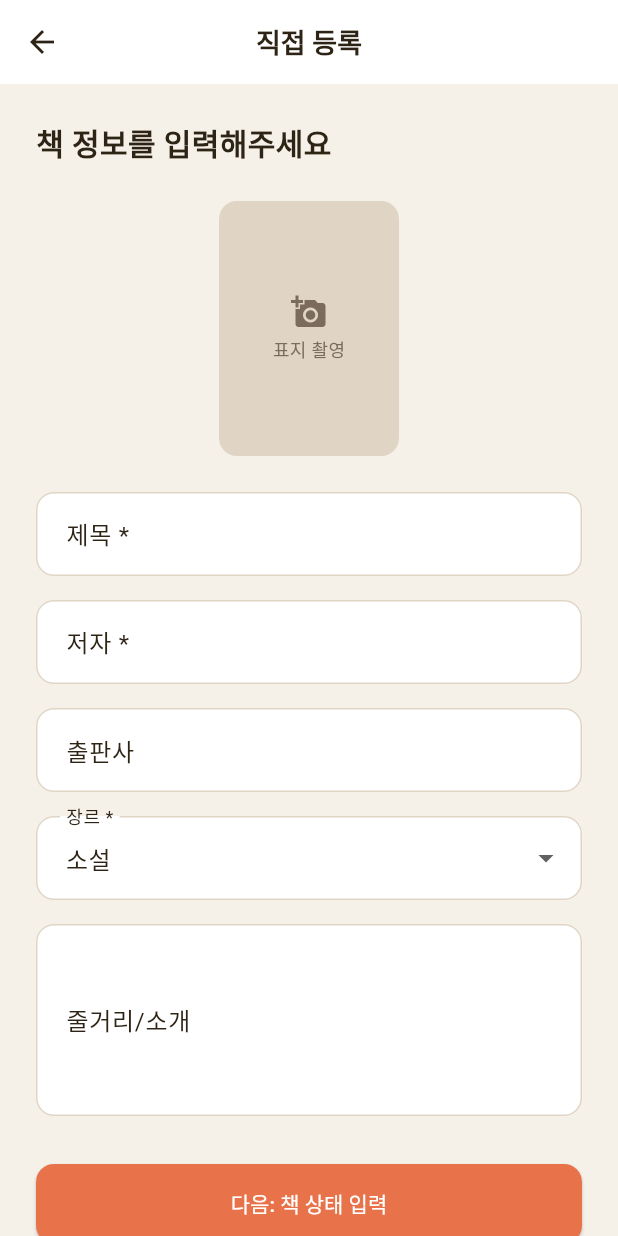
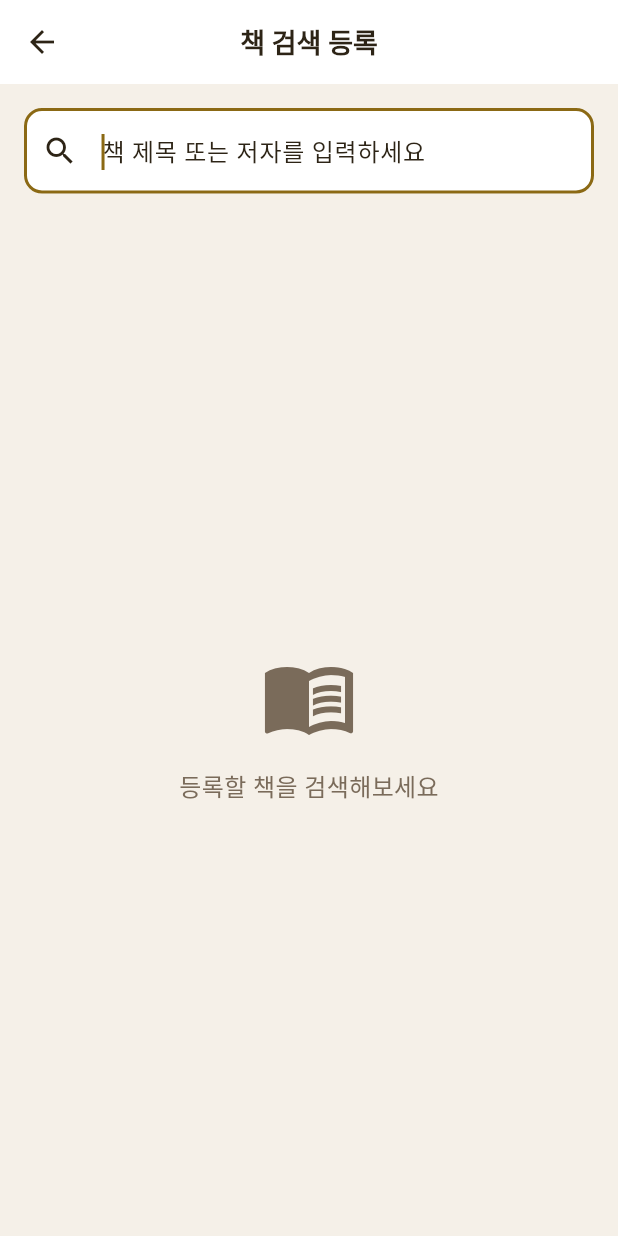
Before and after one commit to cho-y-j/book, a Flutter app: the BookSearchRegisterScreen screen opened by its route, after a tap on "책 제목 검색", on a phone screen of 412 x 824 dp. Run offline on Flutter 3.47's test engine with Material 3 defaults, Android fonts, the phone set to English and light mode, and no system bars; our stand-ins replace cached_network_image, cloud_firestore, dio, firebase_auth, firebase_core, firebase_messaging and 5 more; accounts and stored records are empty; Roboto replaces fonts that are missing (Pretendard).

Commit message:
feat: Firebase 실제 프로젝트 연결 및 알라딘 도서 검색 등록 화면 추가
- Firebase 프로젝트(book-bridge-2026) 생성 및 연결 (Auth/Firestore/Storage)
- firebase_options.dart 실제 키로 교체 (Android/iOS/Web)
- google-services.json, GoogleService-Info.plist 실제 설정 적용
- 알라딘 API 제목 검색 등록 화면(BookTitleSearchScreen) 추가
- 검색 결과에서 표지/제목/저자/출판사 표시 후 선택하여 등록 진행

Co-Authored-By: Claude Opus 4.6 <noreply@anthropic.com>

```diff
--- a/lib/app/routes.dart
+++ b/lib/app/routes.dart
@@ -15,6 +15,7 @@ import '../features/profile/screens/my_profile_screen.dart';
 import '../features/book_detail/screens/book_detail_screen.dart';
 import '../features/book_register/screens/barcode_scan_screen.dart';
 import '../features/book_register/screens/manual_register_screen.dart';
+import '../features/book_register/screens/book_title_search_screen.dart';
 import '../features/book_register/screens/book_condition_screen.dart';
 // My Bookshelf
 import '../features/my_bookshelf/screens/my_bookshelf_screen.dart';
@@ -69,6 +70,7 @@ class AppRoutes {
   // Book
   static const bookDetail = '/book/:bookId';
   static const barcodeScan = '/barcode-scan';
+  static const bookTitleSearch = '/book-title-search';
   static const manualRegister = '/manual-register';
   static const bookCondition = '/book-condition';
 
@@ -152,6 +154,7 @@ final appRouter = GoRouter(
     // === Book ===
     GoRoute(path: AppRoutes.bookDetail, builder: (_, state) => BookDetailScreen(bookId: state.pathParameters['bookId']!)),
     GoRoute(path: AppRoutes.barcodeScan, builder: (_, __) => const BarcodeScanScreen()),
+    GoRoute(path: AppRoutes.bookTitleSearch, builder: (_, __) => const BookTitleSearchScreen()),
     GoRoute(path: AppRoutes.manualRegister, builder: (_, __) => const ManualRegisterScreen()),
     GoRoute(path: AppRoutes.bookCondition, builder: (_, __) => const BookConditionScreen()),
 
--- a/lib/features/book_register/screens/book_search_register_screen.dart
+++ b/lib/features/book_register/screens/book_search_register_screen.dart
@@ -19,7 +19,7 @@ class BookSearchRegisterScreen extends ConsumerWidget {
           const SizedBox(height: 32),
           _RegisterOptionCard(icon: Icons.qr_code_scanner, title: '바코드 스캔', description: 'ISBN 바코드를 스캔하여\n빠르게 등록', onTap: () => context.push(AppRoutes.barcodeScan)),
           const SizedBox(height: 16),
-          _RegisterOptionCard(icon: Icons.search, title: '책 제목 검색', description: '제목이나 저자로\n검색하여 등록', onTap: () => context.push(AppRoutes.manualRegister)),
+          _RegisterOptionCard(icon: Icons.search, title: '책 제목 검색', description: '제목이나 저자로\n검색하여 등록', onTap: () => context.push(AppRoutes.bookTitleSearch)),
           const SizedBox(height: 16),
           _RegisterOptionCard(icon: Icons.edit_note, title: '직접 등록', description: 'DB에 없는 책을\n직접 정보 입력', onTap: () => context.push(AppRoutes.manualRegister)),
         ]),
--- /dev/null
+++ b/lib/features/book_register/screens/book_title_search_screen.dart
@@ -0,0 +1,190 @@
+import 'dart:async';
+import 'package:flutter/material.dart';
+import 'package:flutter_riverpod/flutter_riverpod.dart';
+import 'package:go_router/go_router.dart';
+import '../../../app/routes.dart';
+import '../../../app/theme/app_colors.dart';
+import '../../../app/theme/app_typography.dart';
+import '../../../app/theme/app_dimensions.dart';
+import '../../../data/datasources/remote/book_api_datasource.dart';
+
+final _bookTitleSearchProvider = FutureProvider.family<List<Map<String, dynamic>>, String>((ref, query) async {
+  if (query.trim().isEmpty) return [];
+  final datasource = BookApiDatasource();
+  return datasource.searchByTitle(query.trim());
+});
+
+class BookTitleSearchScreen extends ConsumerStatefulWidget {
+  const BookTitleSearchScreen({super.key});
+  @override
+  ConsumerState<BookTitleSearchScreen> createState() => _BookTitleSearchScreenState();
+}
+
+class _BookTitleSearchScreenState extends ConsumerState<BookTitleSearchScreen> {
+  final _searchController = TextEditingController();
+  Timer? _debounce;
+  String _query = '';
+
+  @override
+  void dispose() {
+    _searchController.dispose();
+    _debounce?.cancel();
+    super.dispose();
+  }
+
+  void _onSearchChanged(String value) {
+    _debounce?.cancel();
+    _debounce = Timer(const Duration(milliseconds: 500), () {
+      setState(() => _query = value);
+    });
+  }
+
+  @override
+  Widget build(BuildContext context) {
+    final searchResult = _query.isNotEmpty ? ref.watch(_bookTitleSearchProvider(_query)) : null;
+
+    return Scaffold(
+      appBar: AppBar(title: const Text('책 검색 등록')),
+      body: Column(
+        children: [
+          Padding(
+            padding: const EdgeInsets.all(AppDimensions.paddingMD),
+            child: TextField(
+              controller: _searchController,
+              autofocus: true,
+              decoration: InputDecoration(
+                hintText: '책 제목 또는 저자를 입력하세요',
+                prefixIcon: const Icon(Icons.search),
+                suffixIcon: _searchController.text.isNotEmpty
+                    ? IconButton(
+                        icon: const Icon(Icons.clear),
+                        onPressed: () {
+                          _searchController.clear();
+                          setState(() => _query = '');
+                        },
+                      )
+                    : null,
+                border: OutlineInputBorder(borderRadius: BorderRadius.circular(AppDimensions.radiusMD)),
+              ),
+              onChanged: _onSearchChanged,
+            ),
+          ),
+          Expanded(
+            child: _query.isEmpty
+                ? Center(
+                    child: Column(
+                      mainAxisAlignment: MainAxisAlignment.center,
+                      children: [
+                        Icon(Icons.menu_book, size: 64, color: AppColors.textSecondary),
+                        const SizedBox(height: 16),
+                        Text('등록할 책을 검색해보세요', style: AppTypography.bodyLarge.copyWith(color: AppColors.textSecondary)),
+                      ],
+                    ),
+                  )
+                : searchResult!.when(
+                    data: (books) {
+                      if (books.isEmpty) {
+                        return Center(
+                          child: Column(
+                            mainAxisAlignment: MainAxisAlignment.center,
+                            children: [
+                              Icon(Icons.search_off, size: 64, color: AppColors.textSecondary),
+                              const SizedBox(height: 16),
+                              Text('"$_query" 검색 결과가 없습니다', style: AppTypography.bodyLarge),
+                              const SizedBox(height: 16),
+                              OutlinedButton(
+                                onPressed: () => context.push(AppRoutes.manualRegister),
+                                child: const Text('직접 등록하기'),
+                              ),
+                            ],
+                          ),
+                        );
+                      }
+                      return ListView.separated(
+                        padding: const EdgeInsets.symmetric(horizontal: AppDimensions.paddingMD),
+                        itemCount: books.length,
+                        separatorBuilder: (_, __) => const Divider(height: 1),
+                        itemBuilder: (context, index) {
+                          final book = books[index];
+                          return _BookSearchResultTile(
+                            title: book['title'] ?? '',
+                            author: book['author'] ?? '',
+                            publisher: book['publisher'] ?? '',
+                            coverUrl: book['cover'] ?? '',
+                            isbn13: book['isbn13'] ?? '',
+                            onTap: () {
+                              // TODO: 선택한 책 정보를 book_condition 화면으로 전달
+                              context.push(AppRoutes.bookCondition, extra: book);
+                            },
+                          );
+                        },
+                      );
+                    },
+                    loading: () => const Center(child: CircularProgressIndicator()),
+                    error: (e, _) => Center(
+                      child: Column(
+                        mainAxisAlignment: MainAxisAlignment.center,
+                        children: [
+                          const Icon(Icons.error_outline, size: 48, color: AppColors.error),
+                          const SizedBox(height: 16),
+                          Text('검색 중 오류가 발생했습니다', style: AppTypography.bodyLarge),
+                          const SizedBox(height: 8),
+                          TextButton(onPressed: () => setState(() {}), child: const Text('다시 시도')),
+                        ],
+                      ),
+                    ),
+                  ),
+          ),
+        ],
+      ),
+    );
+  }
+}
+
+class _BookSearchResultTile extends StatelessWidget {
+  final String title;
+  final String author;
+  final String publisher;
+  final String coverUrl;
+  final String isbn13;
+  final VoidCallback onTap;
+
+  const _BookSearchResultTile({
+    required this.title,
+    required this.author,
+    required this.publisher,
+    required this.coverUrl,
+    required this.isbn13,
+    required this.onTap,
+  });
+
+  @override
+  Widget build(BuildContext context) {
+    return ListTile(
+      contentPadding: const EdgeInsets.symmetric(vertical: 8),
+      leading: ClipRRect(
+        borderRadius: BorderRadius.circular(4),
+        child: coverUrl.isNotEmpty
+            ? Image.network(coverUrl, width: 50, height: 70, fit: BoxFit.cover,
+                errorBuilder: (_, __, ___) => Container(
+                  width: 50, height: 70, color: AppColors.divider,
+                  child: Icon(Icons.book, color: AppColors.textSecondary),
+                ))
+            : Container(
+                width: 50, height: 70, color: AppColors.divider,
+                child: Icon(Icons.book, color: AppColors.textSecondary),
+              ),
+      ),
+      title: Text(title, maxLines: 2, overflow: TextOverflow.ellipsis, style: AppTypography.titleSmall),
+      subtitle: Column(
+        crossAxisAlignment: CrossAxisAlignment.start,
+        children: [
+          Text(author, maxLines: 1, overflow: TextOverflow.ellipsis, style: AppTypography.bodySmall),
+          Text(publisher, style: AppTypography.bodySmall.copyWith(color: AppColors.textSecondary)),
+        ],
+      ),
+      trailing: const Icon(Icons.chevron_right, color: AppColors.textSecondary),
+      onTap: onTap,
+    );
+  }
+}
```
Also changed, not shown: lib/firebase_options.dart, 3 other files.
